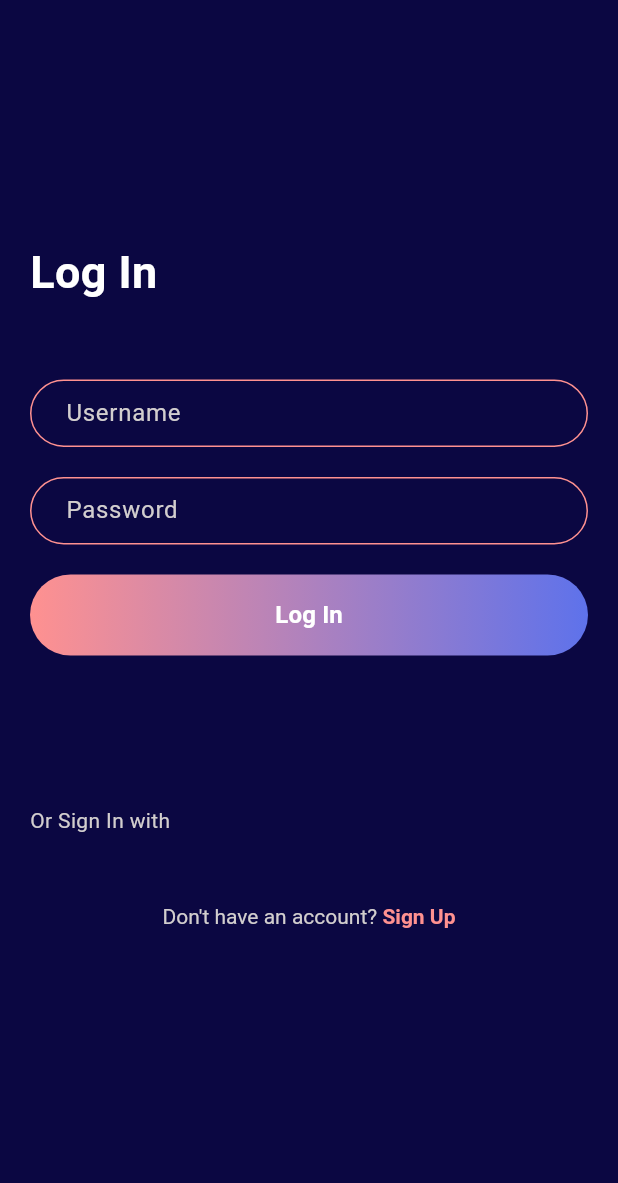
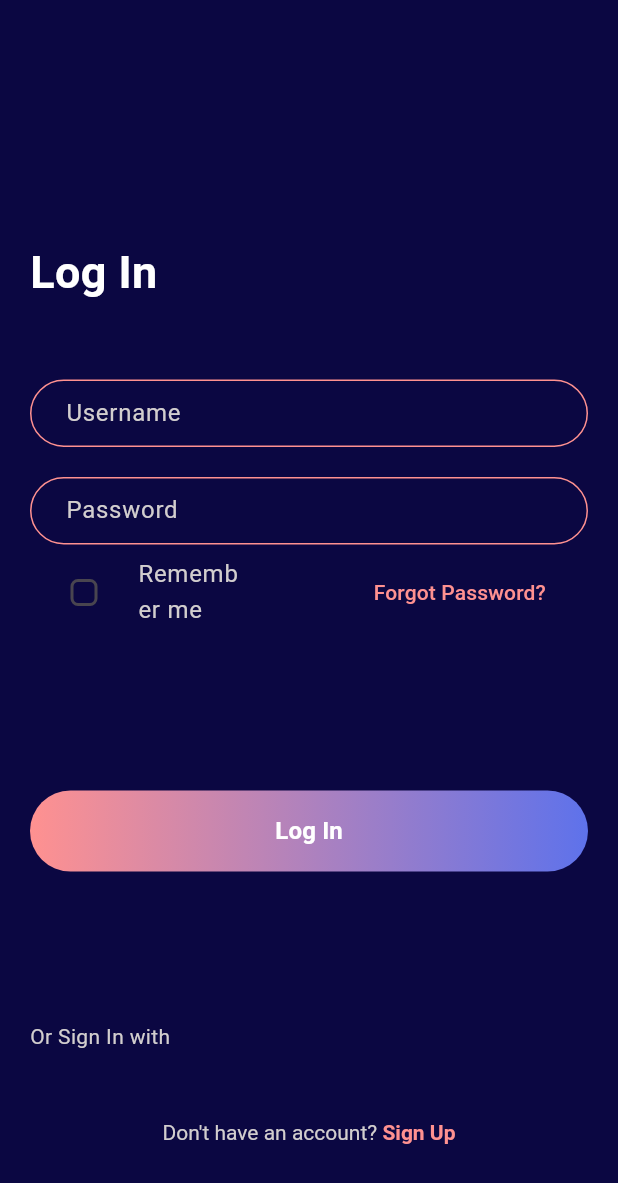
Before and after one commit to ZigaLarissa/money_management_app, a Flutter app: the screen it shows after launch, on a phone screen of 412 x 824 dp. Shown: the top 1183 px of the screen. Run offline on Flutter 3.47's test engine with Material 3 defaults, Android fonts, the phone set to English and light mode, and no system bars.

Commit message:
remember me and forgot password ui

```diff
--- a/cashapp/lib/screens/siginin.dart
+++ b/cashapp/lib/screens/siginin.dart
@@ -73,12 +73,48 @@ class _SignInState extends State<SignIn> {
                             BoxConstraints(maxHeight: 45, minHeight: 45),
                       ),
                     ),
-                    const SizedBox(height: 20),
+                    //const SizedBox(height: 10),
+                    Row(
+                      children: [
+                        Expanded(
+                          child: CheckboxListTile(
+                            value: timeDilation != 1.0,
+                            onChanged: (bool? value) {
+                              setState(() {
+                                timeDilation = value! ? 2.0 : 1.0;
+                              });
+                            },
+                            title: const Text(
+                              'Remember me',
+                              style: TextStyle(color: Color(0xFFD2CECE)),
+                            ),
+                            controlAffinity: ListTileControlAffinity.leading,
+                            checkColor: Colors.white,
+                            activeColor: const Color(0xFFFF9190),
+                            checkboxShape: RoundedRectangleBorder(
+                              borderRadius: BorderRadius.circular(5),
+                            ),
+                          ),
+                        ),
+                        const SizedBox(width: 30),
+                        Expanded(
+                          child: TextButton(
+                            onPressed: () {},
+                            child: const Text(
+                              'Forgot Password?',
+                              style: TextStyle(
+                                color: Color(0xFFFF9190),
+                                fontSize: 14,
+                              ),
+                            ),
+                          ),
+                        ),
+                      ],
+                    ),
                   ],
                 ),
               ),
-
-              //const SizedBox(height: 100),
+              const SizedBox(height: 100),
               Container(
                 width: double.infinity,
                 padding: const EdgeInsets.symmetric(vertical: 3),
```
